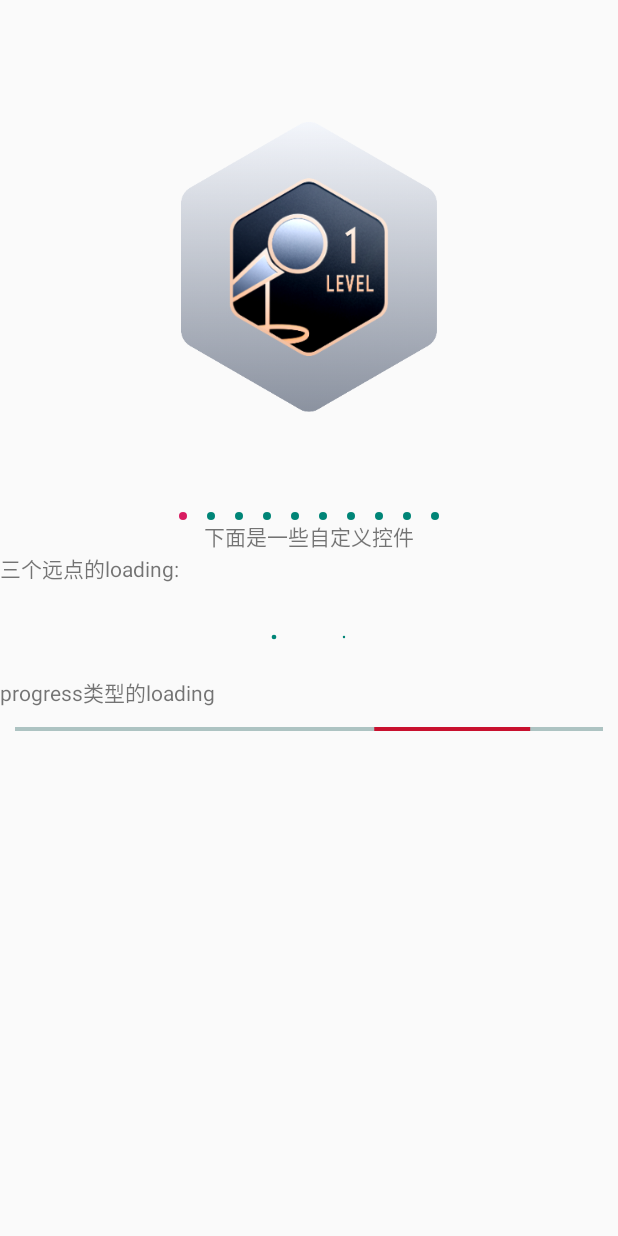
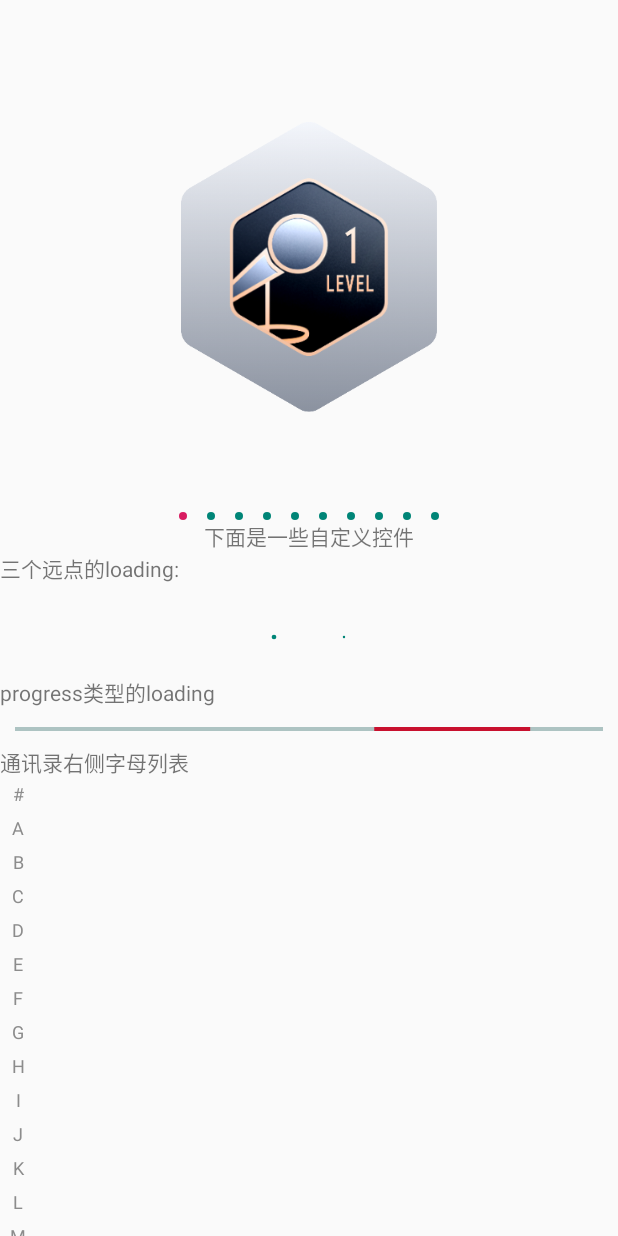
Before and after one commit to xiongweihan/HanAll, an Android app: the fragment SecondFragment shown on its own in the app's theme, on a phone screen of 412 x 824 dp. Run offline under Robolectric (Android 15) with nearby library versions, the phone set to English and light mode, and no system bars; our stand-ins replace ButterKnife; pictures from the network do not load.

Commit message:
添加通讯录，右侧字母列表

```diff
--- /dev/null
+++ b/app/src/main/java/com/example/hanall/widget/CharacterView.java
@@ -0,0 +1,190 @@
+package com.example.hanall.widget;
+
+import android.animation.ObjectAnimator;
+import android.animation.ValueAnimator;
+import android.content.Context;
+import android.graphics.Canvas;
+import android.graphics.Color;
+import android.graphics.Paint;
+import android.util.AttributeSet;
+import android.view.MotionEvent;
+import android.view.View;
+import android.view.ViewConfiguration;
+import android.view.animation.LinearInterpolator;
+
+import androidx.annotation.Nullable;
+
+import com.example.hanall.R;
+import com.example.hanall.utils.ConvertUtil;
+
+import java.util.ArrayList;
+import java.util.Arrays;
+import java.util.List;
+
+public class CharacterView extends View {
+
+    private static final int TEXT_SIZE = ConvertUtil.dip2Px(12);
+    private static final int MARGIN = ConvertUtil.dip2Px(5);
+    private static final int VIEW_WIDTH = ConvertUtil.dip2Px(24);
+
+    //控件的高度
+    private int mViewHeight = TEXT_SIZE * 27 + MARGIN * 27 * 2;
+    //拼音列表集合
+    private List<String> mCharacters;
+
+    private Paint mPaint = new Paint(Paint.ANTI_ALIAS_FLAG);
+
+    //FontMetrics 字体度量，该类是Paint的内部类，通过getFontMetrics()方法可获取字体相关属性。
+    //字体的几个属性
+    //baseline　　Android文本绘制是以baseline为基准的
+    //ascent　　　baseline之上至字符最高处的距离，以baseline为基准，负值
+    //descent　　 baseline之下至字符最低处的距离，以baseline为基准，正值
+    //leading　　 上一行文字的descent到当前行文字的ascent称为行距
+    //top 最高字符到baseline的值，以baseline为基准，负值
+    //bottom 最下字符到baseline的值，以baseline为基准，正值
+    private Paint.FontMetrics metrics = new Paint.FontMetrics();
+    //字母基准线的集合
+    private List<Float> mY = new ArrayList<>();
+    //是否点击某个字母
+    private boolean isClick;
+    //点击该字母后，该字母在列表的位置下标
+    private int mCurrentClickIndex = -1;
+
+    //按下的坐标
+    private float mDownX, mDownY;
+
+    //按下时的时间
+    private long mDownTime;
+
+    //按下后，在该字母上覆盖的红色背景圆的半径
+    private float bgRadius;
+
+    public CharacterView(Context context) {
+        this(context, null);
+    }
+
+    public CharacterView(Context context, @Nullable AttributeSet attrs) {
+        super(context, attrs);
+        mPaint.setColor(Color.parseColor("#C8102E"));
+        mPaint.setTextSize(TEXT_SIZE);
+        mPaint.getFontMetrics(metrics);
+        mPaint.setTextAlign(Paint.Align.CENTER);//设置文字对齐方式
+        //设置默认文字字母列表i
+        mCharacters = Arrays.asList(getResources().getStringArray(R.array.characters));
+        for (int i = 0; i < mCharacters.size(); i++) {
+            mY.add(i * TEXT_SIZE + 0.5f * TEXT_SIZE + MARGIN + 2 * i * MARGIN - (metrics.ascent + metrics.descent) / 2);
+        }
+    }
+
+    /**
+     * 设置字母列表
+     *
+     * @param list--字母列表
+     */
+    public void setmCharacters(List<String> list) {
+        if (list == null || list.size() == 0) {
+            return;
+        }
+        int size = list.size();
+        mViewHeight = TEXT_SIZE * size + MARGIN * size * 2;
+        mCharacters = list;
+        for (int i = 0; i < mCharacters.size(); i++) {
+            mY.add(i * TEXT_SIZE + 0.5f * TEXT_SIZE + MARGIN + 2 * i * MARGIN - (metrics.ascent + metrics.descent) / 2);
+        }
+        invalidate();
+    }
+
+    @Override
+    protected void onMeasure(int widthMeasureSpec, int heightMeasureSpec) {
+        setMeasuredDimension(resolveSize(VIEW_WIDTH, widthMeasureSpec), resolveSize(mViewHeight, heightMeasureSpec));
+    }
+
+    @Override
+    protected void onDraw(Canvas canvas) {
+        canvas.save();
+        for (int i = 0; i < mCharacters.size(); i++) {
+            mPaint.setColor(Color.parseColor("#8c8c8c"));
+            canvas.drawText(mCharacters.get(i), VIEW_WIDTH / 2, mY.get(i), mPaint);
+            if (isClick && mCurrentClickIndex != -1) {
+                mPaint.setColor(Color.parseColor("#11FF0000"));
+                canvas.drawCircle(VIEW_WIDTH / 2, mY.get(mCurrentClickIndex) - ConvertUtil.dip2Px(5), bgRadius, mPaint);// TODO: 2020/8/3  这里纵坐标，有出入
+            }
+        }
+        canvas.restore();
+    }
+
+    @Override
+    public boolean onTouchEvent(MotionEvent event) {
+        boolean handle = false;
+        switch (event.getAction()) {
+            case MotionEvent.ACTION_DOWN:
+                handle = true;
+                mDownX = event.getX();
+                mDownY = event.getY();
+                mDownTime = System.currentTimeMillis();
+                break;
+            case MotionEvent.ACTION_UP:
+                long upTime = System.currentTimeMillis();
+                float upX = event.getX();
+                float upY = event.getY();
+                float instanceX = Math.abs(mDownX - upX);
+                float instanceY = Math.abs(mDownY - upY);
+                // 如果滑动时间小于400毫秒并且距离小于系统认为的点击事件的距离，则认为该次触摸事件为点击事件
+                if ((upTime - mDownTime) < 400 && Math.sqrt(instanceX * instanceX + instanceY * instanceY) <=
+                        ViewConfiguration.get(getContext()).getScaledDoubleTapSlop()) {
+
+                    isClick = true;
+                    // 找该次点击是点击的哪个字母的位置
+                    for (int i = 0; i < mY.size(); i++) {
+                        if (upY >= mY.get(i) - ConvertUtil.dip2Px(11) && upY <= mY.get(i) + ConvertUtil.dip2Px(11)) {
+                            mCurrentClickIndex = i;
+                            break;
+                        }
+                    }
+                    if (onCharacterClickListener != null && mCurrentClickIndex != -1) {
+                        onCharacterClickListener.onCharacterClick(mCharacters.get(mCurrentClickIndex), mCurrentClickIndex);
+                    }
+                    //开启动画
+                    startAnim();
+                }
+                break;
+        }
+
+        return handle;
+    }
+
+    private void startAnim() {
+        float radius = ConvertUtil.dip2Px(10);
+        ObjectAnimator objectAnimator = ObjectAnimator.ofFloat(this, "bgRadius", radius * 0.5f, radius);
+        objectAnimator.setDuration(300);
+        objectAnimator.setInterpolator(new LinearInterpolator());
+        objectAnimator.addUpdateListener(new ValueAnimator.AnimatorUpdateListener() {
+            @Override
+            public void onAnimationUpdate(ValueAnimator animation) {
+                float value = (float) animation.getAnimatedValue();
+                if (value == radius) {
+                    isClick = false;
+                    mCurrentClickIndex = -1;
+                }
+            }
+        });
+        objectAnimator.start();
+    }
+
+    public void setBgRadius(float bgRadius) {
+        this.bgRadius = bgRadius;
+        invalidate();
+    }
+
+    //接口，
+    public interface onCharacterClickListener {
+        void onCharacterClick(String character, int position);
+    }
+
+    public onCharacterClickListener onCharacterClickListener;
+
+    public void setOnCharacterClickListener(onCharacterClickListener onCharacterClickListener) {
+        this.onCharacterClickListener = onCharacterClickListener;
+
+    }
+}
--- a/app/src/main/res/layout/fragment_second.xml
+++ b/app/src/main/res/layout/fragment_second.xml
@@ -12,8 +12,6 @@
         android:id="@+id/viewpager"
         android:layout_width="@dimen/dp_200"
         android:layout_height="@dimen/dp_200"
-        android:layout_below="@+id/title_layout"
-        android:layout_centerInParent="true"
         android:layout_gravity="center"
         android:clipChildren="false" />
     <LinearLayout
@@ -61,6 +59,16 @@
                 android:layout_marginStart="@dimen/dp_10"
                 android:layout_marginEnd="@dimen/dp_10"
                 android:layout_marginTop="@dimen/dp_10"/>
+
+            <TextView
+                android:layout_width="wrap_content"
+                android:layout_height="wrap_content"
+                android:layout_marginTop="@dimen/dp_10"
+                android:text="通讯录右侧字母列表"/>
+            <com.example.hanall.widget.CharacterView
+                android:layout_width="wrap_content"
+                android:layout_height="wrap_content"/>
+
         </LinearLayout>
     </ScrollView>
 
--- a/app/src/main/res/values/strings.xml
+++ b/app/src/main/res/values/strings.xml
@@ -5,4 +5,34 @@
     <string name="submit">提交</string>
 
     <string name="tv_next">跳过</string>
+
+    <array name="characters">
+        <item>#</item>
+        <item>A</item>
+        <item>B</item>
+        <item>C</item>
+        <item>D</item>
+        <item>E</item>
+        <item>F</item>
+        <item>G</item>
+        <item>H</item>
+        <item>I</item>
+        <item>J</item>
+        <item>K</item>
+        <item>L</item>
+        <item>M</item>
+        <item>N</item>
+        <item>O</item>
+        <item>P</item>
+        <item>Q</item>
+        <item>R</item>
+        <item>S</item>
+        <item>T</item>
+        <item>U</item>
+        <item>V</item>
+        <item>W</item>
+        <item>X</item>
+        <item>Y</item>
+        <item>Z</item>
+    </array>
 </resources>
```
